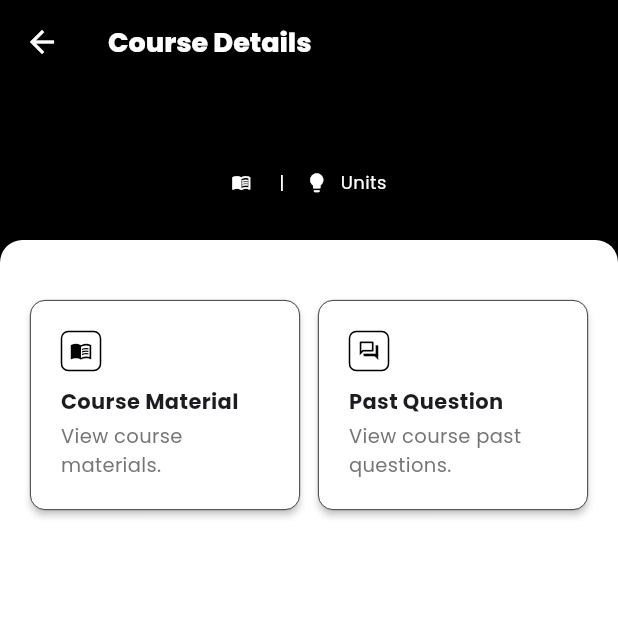
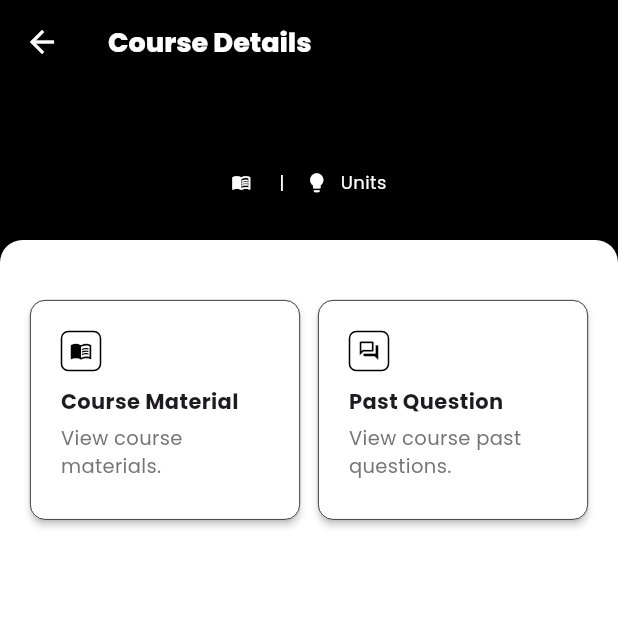
Before and after one commit to Agboola-Oyewole/Faculty-App, a Flutter app: the CourseDetailScreen screen opened directly with empty values, on a phone screen of 412 x 824 dp, the top half of it. Run offline on Flutter 3.47's test engine with Material 3 defaults, Android fonts, the phone set to English and light mode, and no system bars; our stand-ins replace cloud_firestore, device_info_plus, dio, file_picker, firebase_auth, firebase_core and 10 more; missing offline and left inert: flutter_inappwebview; accounts and stored records are empty.

Commit message:
update course detail screen

```diff
--- a/lib/screens/course_detail_screen.dart
+++ b/lib/screens/course_detail_screen.dart
@@ -194,7 +194,10 @@ class _CourseDetailScreenState extends State<CourseDetailScreen> {
                                   crossAxisCount: 2,
                                   crossAxisSpacing: 12,
                                   mainAxisSpacing: 12,
-                                  childAspectRatio: 1.2,
+                                  childAspectRatio:
+                                      MediaQuery.of(context).size.width /
+                                          (MediaQuery.of(context).size.height /
+                                              2.3),
                                 ),
                                 itemCount: items.length,
                                 itemBuilder: (context, index) {
--- a/lib/screens/excos_page.dart
+++ b/lib/screens/excos_page.dart
@@ -413,7 +413,7 @@ class _ExcosPageState extends State<ExcosPage> {
         ScaffoldMessenger.of(context).showSnackBar(
           SnackBar(
             content: Text(
-              "🚫 Only class representatives or elected student posts can delete excos!",
+              "🚫 Only class representatives or elected student can delete excos!",
               style: TextStyle(color: Colors.black),
             ),
             behavior: SnackBarBehavior.floating,
```
Also changed, not shown: lib/screens/course_material_screen.dart (+29 -165 lines), lib/screens/profile_screen.dart (+1 -6 lines), 4 other files.
